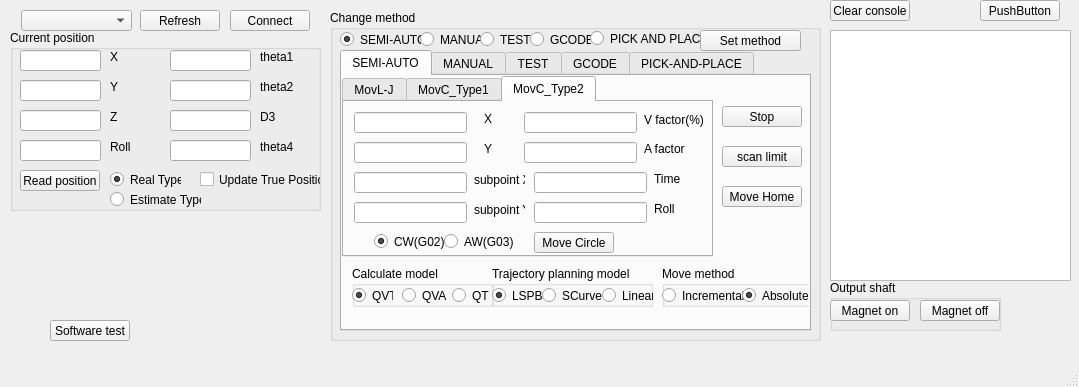
Above: project_code/control_application_2/mainwindow.ui from purelifexx1/grad2 before the change. Below: the same form after it.
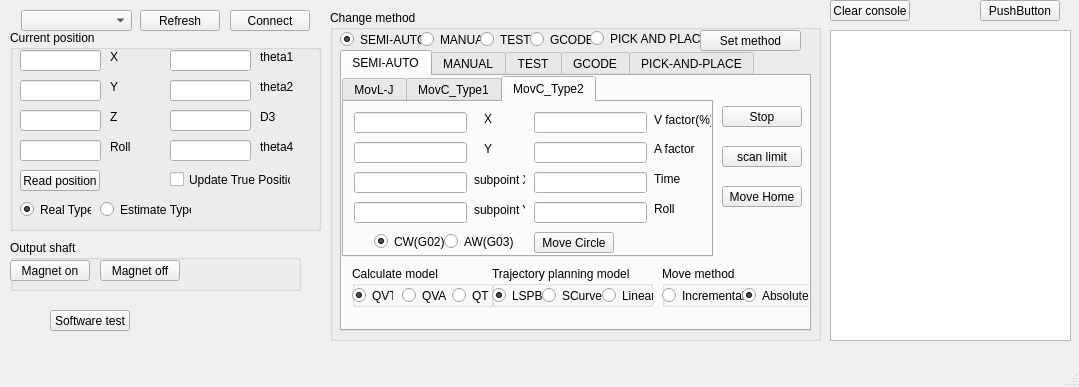
That is the form after the change. The open tabs and pages were chosen to show the change.

```diff
--- a/project_code/control_application_2/mainwindow.ui
+++ b/project_code/control_application_2/mainwindow.ui
@@ -56,7 +56,7 @@
       <x>10</x>
       <y>30</y>
       <width>311</width>
-      <height>181</height>
+      <height>201</height>
      </rect>
     </property>
     <property name="title">
@@ -262,8 +262,8 @@
     <widget class="QRadioButton" name="rb_real_type">
      <property name="geometry">
       <rect>
-       <x>100</x>
-       <y>140</y>
+       <x>10</x>
+       <y>170</y>
        <width>71</width>
        <height>19</height>
       </rect>
@@ -278,8 +278,8 @@
     <widget class="QRadioButton" name="rb_estimate_type">
      <property name="geometry">
       <rect>
-       <x>100</x>
-       <y>160</y>
+       <x>90</x>
+       <y>170</y>
        <width>91</width>
        <height>19</height>
       </rect>
@@ -294,7 +294,7 @@
     <widget class="QCheckBox" name="cb_update_true_pos">
      <property name="geometry">
       <rect>
-       <x>190</x>
+       <x>160</x>
        <y>140</y>
        <width>121</width>
        <height>19</height>
@@ -311,7 +311,7 @@
       <x>830</x>
       <y>30</y>
       <width>241</width>
-      <height>251</height>
+      <height>311</height>
      </rect>
     </property>
    </widget>
@@ -908,7 +908,7 @@
         <widget class="QLineEdit" name="tb_v_factor_c2">
          <property name="geometry">
           <rect>
-           <x>180</x>
+           <x>190</x>
            <y>10</y>
            <width>113</width>
            <height>21</height>
@@ -1013,7 +1013,7 @@
         <widget class="QLabel" name="label_32">
          <property name="geometry">
           <rect>
-           <x>300</x>
+           <x>310</x>
            <y>40</y>
            <width>47</width>
            <height>13</height>
@@ -1039,7 +1039,7 @@
         <widget class="QLineEdit" name="tb_a_factor_c2">
          <property name="geometry">
           <rect>
-           <x>180</x>
+           <x>190</x>
            <y>40</y>
            <width>113</width>
            <height>21</height>
@@ -1049,7 +1049,7 @@
         <widget class="QLabel" name="label_33">
          <property name="geometry">
           <rect>
-           <x>300</x>
+           <x>310</x>
            <y>10</y>
            <width>61</width>
            <height>16</height>
@@ -2341,9 +2341,9 @@
    <widget class="QGroupBox" name="gb_output_shaft">
     <property name="geometry">
      <rect>
-      <x>830</x>
-      <y>280</y>
-      <width>171</width>
+      <x>10</x>
+      <y>240</y>
+      <width>291</width>
       <height>51</height>
      </rect>
     </property>
@@ -2381,7 +2381,7 @@
     <property name="geometry">
      <rect>
       <x>50</x>
-      <y>320</y>
+      <y>310</y>
       <width>80</width>
       <height>21</height>
      </rect>
```
Left out of the diff: 6 changed lines with no effect on the pictures.
